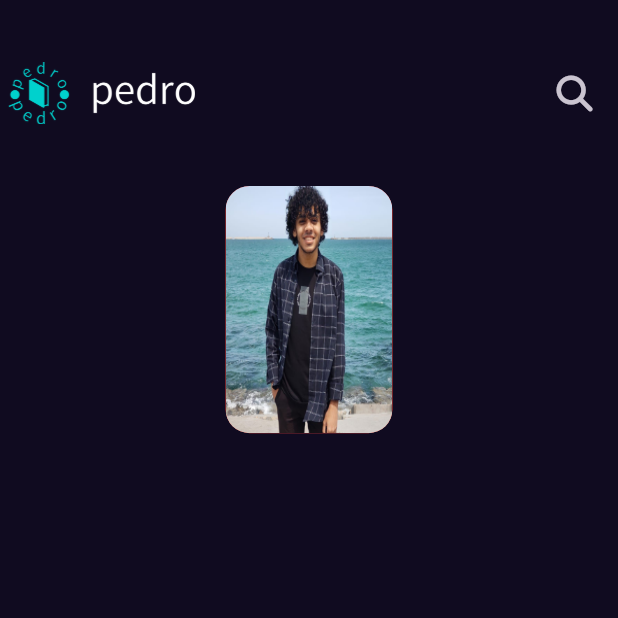
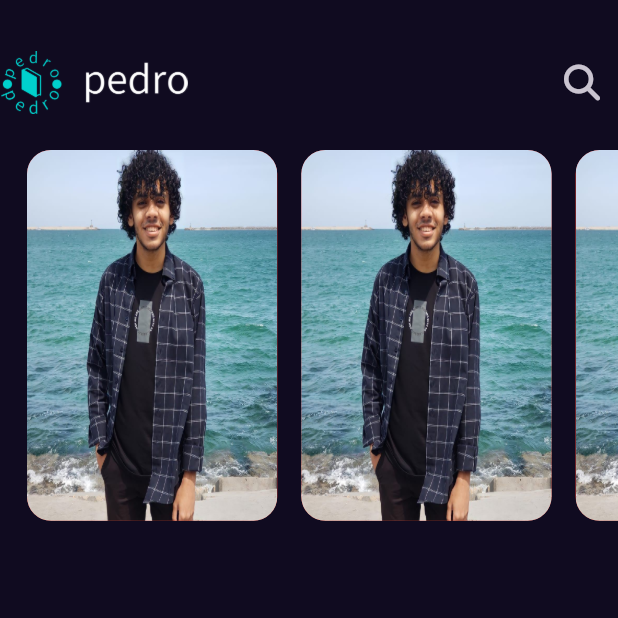
Before and after one commit to peterelia22/BoocklyApp, a Flutter app: the screen it shows after launch, on a phone screen of 412 x 824 dp, the top half of it. Run offline on Flutter 3.47's test engine with Material 3 defaults, Android fonts, the phone set to English and light mode, and no system bars; our stand-ins replace font_awesome_flutter, get.

Commit message:
list view bulider

```diff
--- a/lib/features/home/data/presentation/views/widgets/AppBar.dart
+++ b/lib/features/home/data/presentation/views/widgets/AppBar.dart
@@ -10,14 +10,16 @@ class CustomAppBar extends StatelessWidget {
   @override
   Widget build(BuildContext context) {
     return Padding(
-      padding: const EdgeInsets.symmetric(vertical: 12, horizontal: 5),
+      padding: const EdgeInsets.only(
+        top: 10,
+      ),
       child: Row(
         mainAxisAlignment: MainAxisAlignment.spaceBetween,
         children: [
           Image.asset(
             Assets.logo,
             width: 125,
-            height: 100,
+            height: 90,
           ),
           IconButton(
               onPressed: () {},
--- a/lib/features/home/data/presentation/views/widgets/home_view_body.dart
+++ b/lib/features/home/data/presentation/views/widgets/home_view_body.dart
@@ -1,9 +1,6 @@
-import 'package:bookly/constants.dart';
 import 'package:bookly/features/home/data/presentation/views/widgets/AppBar.dart';
-import 'package:bookly/features/home/data/presentation/views/widgets/list_view_item.dart';
+import 'package:bookly/features/home/data/presentation/views/widgets/list_view_bulider.dart';
 import 'package:flutter/material.dart';
-import 'package:bookly/constants.dart';
-import 'package:font_awesome_flutter/font_awesome_flutter.dart';
 
 class HomeBody extends StatelessWidget {
   const HomeBody({super.key});
@@ -11,7 +8,7 @@ class HomeBody extends StatelessWidget {
   @override
   Widget build(BuildContext context) {
     return const Column(
-      children: [CustomAppBar(), ListViewItem()],
+      children: [CustomAppBar(), ListViewBuilderBooks()],
     );
   }
 }
--- /dev/null
+++ b/lib/features/home/data/presentation/views/widgets/list_view_bulider.dart
@@ -0,0 +1,27 @@
+import 'package:bookly/features/home/data/presentation/views/widgets/list_view_item.dart';
+import 'package:flutter/material.dart';
+
+class ListViewBuilderBooks extends StatelessWidget {
+  const ListViewBuilderBooks({
+    super.key,
+  });
+
+  @override
+  Widget build(BuildContext context) {
+    return Padding(
+      padding: const EdgeInsets.only(left: 10),
+      child: SizedBox(
+        height: MediaQuery.of(context).size.height * 0.3,
+        child: ListView.builder(
+          scrollDirection: Axis.horizontal,
+          itemBuilder: (context, index) {
+            return const Padding(
+              padding: EdgeInsets.symmetric(horizontal: 8),
+              child: ListViewItem(),
+            );
+          },
+        ),
+      ),
+    );
+  }
+}
--- a/lib/features/home/data/presentation/views/widgets/list_view_item.dart
+++ b/lib/features/home/data/presentation/views/widgets/list_view_item.dart
@@ -8,9 +8,7 @@ class ListViewItem extends StatelessWidget {
 
   @override
   Widget build(BuildContext context) {
-    return SizedBox(
-      height: MediaQuery.of(context).size.height * 0.2,
-      child: AspectRatio(
+    return AspectRatio(
       aspectRatio: 2.7 / 4,
       child: Container(
         decoration: BoxDecoration(
@@ -20,7 +18,6 @@ class ListViewItem extends StatelessWidget {
               fit: BoxFit.fill, image: AssetImage(Assets.test)),
         ),
       ),
-      ),
     );
   }
 }
```
Lines whose indentation alone changed are shown as unchanged.
